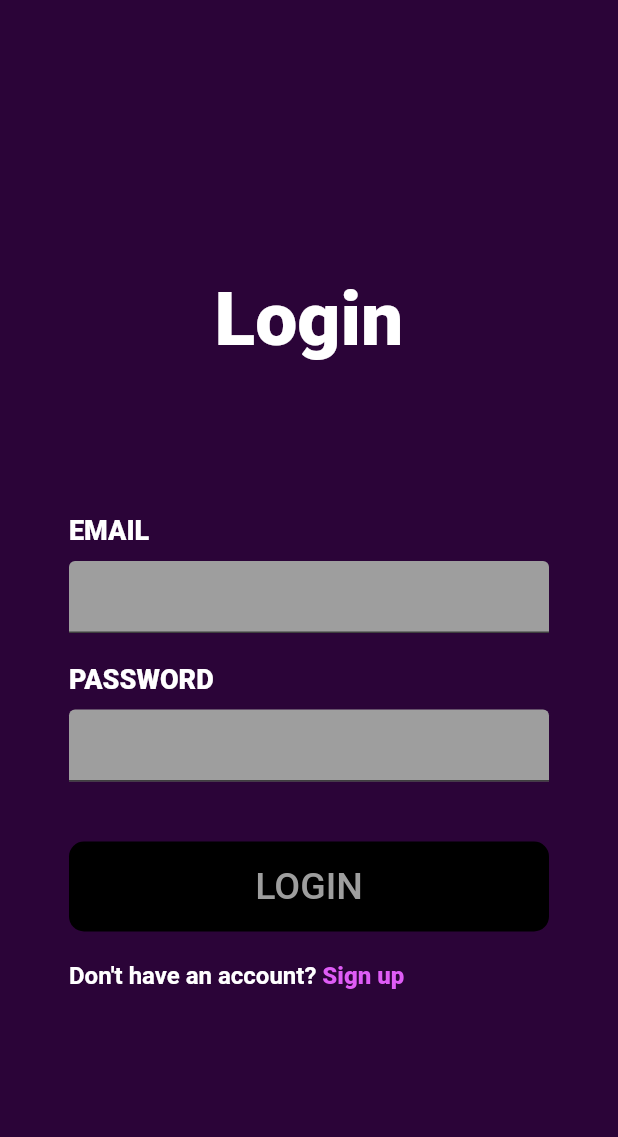
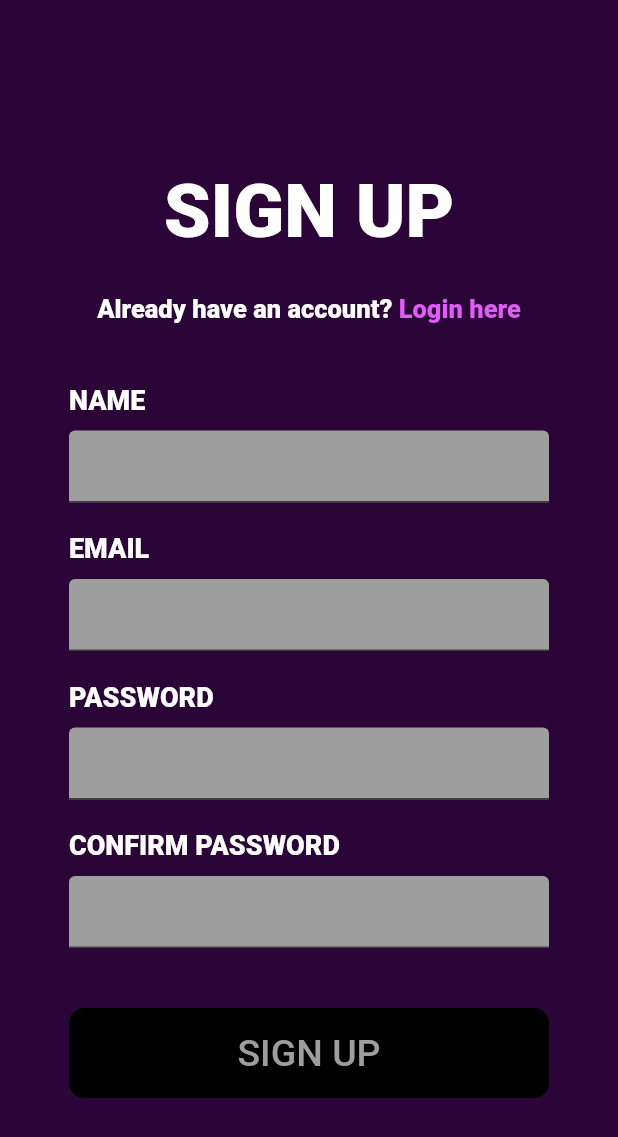
Before and after one commit to Alefig12/mbs, a Flutter app: the screen it shows after launch, on a phone screen of 412 x 824 dp. Shown: the top 1137 px of the screen. Run offline on Flutter 3.47's test engine with Material 2 defaults, Android fonts, the phone set to English and light mode, and no system bars; our stand-ins replace get, google_fonts.

Commit message:
SignUp done

```diff
--- a/lib/ui/app.dart
+++ b/lib/ui/app.dart
@@ -5,6 +5,7 @@ import 'package:mbs/ui/pages/main_page.dart';
 import 'package:mbs/ui/pages/menu_page.dart';
 import 'package:mbs/ui/pages/profile_page.dart';
 import 'package:mbs/ui/pages/tickets_page.dart';
+import 'package:mbs/ui/pages/signup_page.dart';
 
 class MBS extends StatelessWidget {
   const MBS({super.key});
@@ -14,7 +15,7 @@ class MBS extends StatelessWidget {
     return GetMaterialApp(
       title: 'MBS',
       theme: ThemeData(scaffoldBackgroundColor: Color.fromARGB(255, 43, 4, 56)),
-      home: LoginPage(),
+      home: SignUp(),
     );
   }
 }
--- /dev/null
+++ b/lib/ui/pages/signup_page.dart
@@ -0,0 +1,159 @@
+import 'package:flutter/material.dart';
+import 'package:mbs/ui/pages/login_page.dart';
+
+class SignUp extends StatelessWidget {
+  const SignUp({super.key});
+
+  @override
+  Widget build(BuildContext context) {
+    return Scaffold(
+        key: Key('signUpPage'),
+        resizeToAvoidBottomInset: true,
+        body: SafeArea(
+            child: Center(
+                child: SingleChildScrollView(
+          child: Column(
+            mainAxisAlignment: MainAxisAlignment.center,
+            children: [
+              Padding(
+                padding: const EdgeInsets.all(20.0),
+                child: Column(children: [
+                  Text(
+                    'SIGN UP',
+                    textAlign: TextAlign.center,
+                    style: TextStyle(
+                        fontSize: 50.0,
+                        fontWeight: FontWeight.w900,
+                        color: Colors.white),
+                  )
+                ]),
+              ),
+              SizedBox(height: 5.0),
+              Wrap(
+                children: [
+                  Text(
+                    'Already have an account?',
+                    textAlign: TextAlign.center,
+                    style: TextStyle(
+                        fontSize: 17.0,
+                        fontWeight: FontWeight.w900,
+                        color: Colors.white),
+                  ),
+                  InkWell(
+                    onTap: () {
+                      Navigator.push(
+                        context,
+                        MaterialPageRoute(builder: (context) => LoginPage()),
+                      );
+                    },
+                    child: Text(' Login here',
+                        textAlign: TextAlign.center,
+                        style: TextStyle(
+                            fontSize: 17.0,
+                            fontWeight: FontWeight.w900,
+                            color: Color.fromARGB(255, 223, 92, 246))),
+                  )
+                ],
+              ),
+              SizedBox(height: 40.0),
+              Column(
+                crossAxisAlignment: CrossAxisAlignment.start,
+                children: [
+                  Text(
+                    'NAME',
+                    style: TextStyle(
+                        fontSize: 18.0,
+                        fontWeight: FontWeight.w900,
+                        color: Colors.white),
+                  ),
+                  SizedBox(height: 10.0),
+                  SizedBox(
+                    width: 320.0,
+                    child: TextFormField(
+                        decoration: InputDecoration(
+                      filled: true,
+                      fillColor: Colors.grey,
+                    )),
+                  ),
+                  SizedBox(height: 20.0),
+                  Text(
+                    'EMAIL',
+                    style: TextStyle(
+                        fontSize: 18.0,
+                        fontWeight: FontWeight.w900,
+                        color: Colors.white),
+                  ),
+                  SizedBox(height: 10.0),
+                  SizedBox(
+                    width: 320.0,
+                    child: TextFormField(
+                        decoration: InputDecoration(
+                      filled: true,
+                      fillColor: Colors.grey,
+                    )),
+                  ),
+                  SizedBox(height: 20.0),
+                  Text(
+                    'PASSWORD',
+                    style: TextStyle(
+                        fontSize: 18.0,
+                        fontWeight: FontWeight.w900,
+                        color: Colors.white),
+                  ),
+                  SizedBox(height: 10.0),
+                  SizedBox(
+                    width: 320.0,
+                    child: TextFormField(
+                        decoration: InputDecoration(
+                      filled: true,
+                      fillColor: Colors.grey,
+                    )),
+                  ),
+                  SizedBox(height: 20.0),
+                  Text(
+                    'CONFIRM PASSWORD',
+                    style: TextStyle(
+                        fontSize: 18.0,
+                        fontWeight: FontWeight.w900,
+                        color: Colors.white),
+                  ),
+                  SizedBox(height: 10.0),
+                  SizedBox(
+                    width: 320.0,
+                    child: TextFormField(
+                        decoration: InputDecoration(
+                      filled: true,
+                      fillColor: Colors.grey,
+                    )),
+                  ),
+                  SizedBox(height: 40.0),
+                  SizedBox(
+                    width: 320.0,
+                    height: 60,
+                    child: TextButton(
+                      style: ButtonStyle(
+                        foregroundColor:
+                            MaterialStateProperty.all<Color>(Colors.grey),
+                        backgroundColor:
+                            MaterialStateProperty.all<Color>(Colors.black),
+                        shape:
+                            MaterialStateProperty.all<RoundedRectangleBorder>(
+                          RoundedRectangleBorder(
+                            borderRadius: BorderRadius.circular(10.0),
+                          ),
+                        ),
+                      ),
+                      onPressed: () {},
+                      child: Text(
+                        'SIGN UP',
+                        style: TextStyle(fontSize: 25),
+                      ),
+                    ),
+                  ),
+                ],
+              )
+            ],
+          ),
+        ))));
+  }
+}
```
